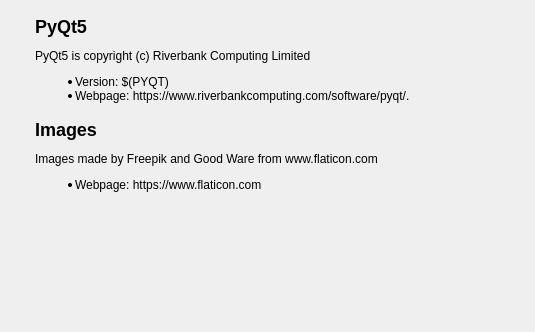
Above: groot/frontends/gui/forms/designer/frm_about_designer.ui from JMcInerneyLab/groot before the change; both pictures show x 0 to 535 and y 785 to 1117 of the 808 by 1117 pixel window. Below: the same form after it.
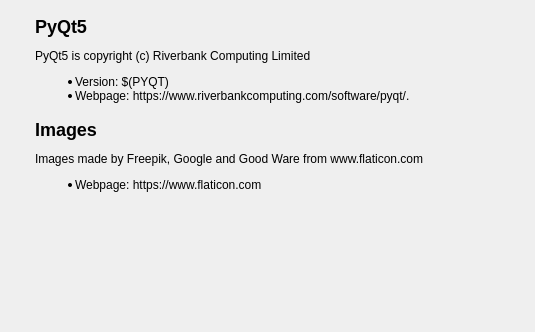
That is the form after the change. Icons and pictures are not drawn.

Patch:
```diff
--- a/groot/frontends/gui/forms/designer/frm_about_designer.ui
+++ b/groot/frontends/gui/forms/designer/frm_about_designer.ui
@@ -81,7 +81,7 @@
 &lt;/ul&gt;
 
 &lt;h2&gt;Images&lt;/h2&gt;
-Images made by Freepik and Good Ware from www.flaticon.com
+Images made by Freepik, Google and Good Ware from www.flaticon.com
 &lt;ul&gt;
 &lt;li&gt;Webpage: https://www.flaticon.com&lt;/li&gt;
 &lt;/ul&gt;
```
